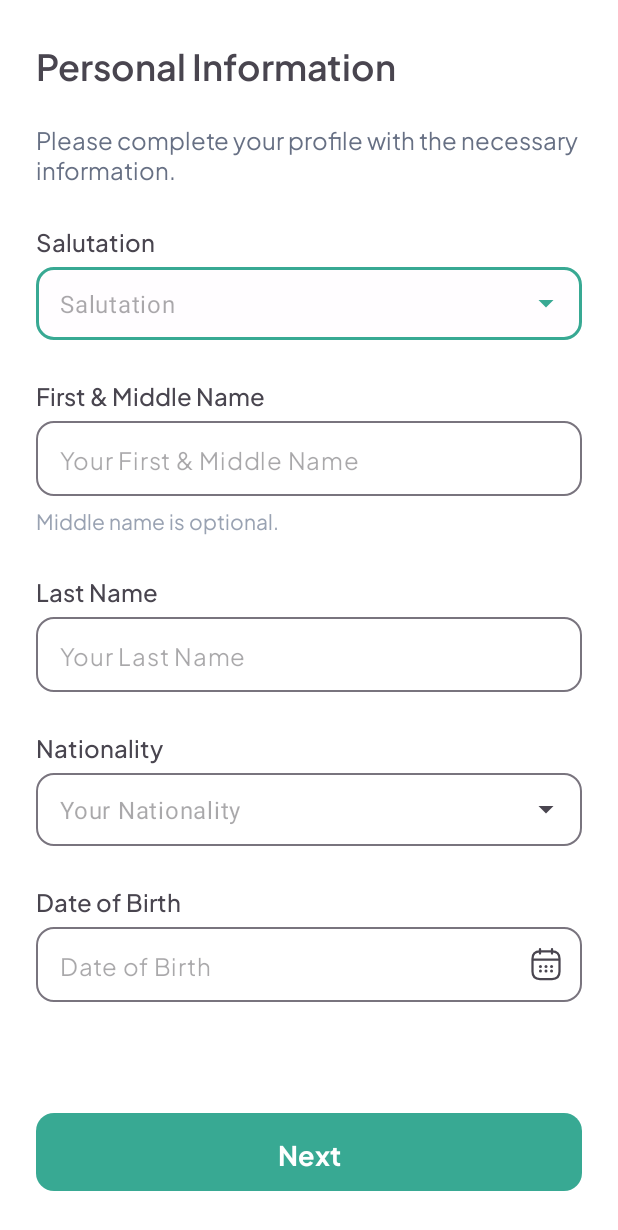
After one commit to SkyExplorer-Team/android-dev, an Android app: the fragment SignUpPersonalFragment shown on its own in the app's theme, on a phone screen of 412 x 824 dp. The commit adds this screen. Shown: the top 1230 px of the screen. Run offline under Robolectric (Android 15) with nearby library versions, the phone set to English and light mode, and no system bars.

Commit message:
signup personal information screen

```diff
--- /dev/null
+++ b/app/src/main/java/com/capstone/skyexplorer/presentation/ui/signup/SignUpPersonalFragment.kt
@@ -0,0 +1,60 @@
+package com.capstone.skyexplorer.presentation.ui.signup
+
+import android.os.Bundle
+import androidx.fragment.app.Fragment
+import android.view.LayoutInflater
+import android.view.View
+import android.view.ViewGroup
+import com.capstone.skyexplorer.R
+
+// TODO: Rename parameter arguments, choose names that match
+// the fragment initialization parameters, e.g. ARG_ITEM_NUMBER
+private const val ARG_PARAM1 = "param1"
+private const val ARG_PARAM2 = "param2"
+
+/**
+ * A simple [Fragment] subclass.
+ * Use the [SignUpPersonalFragment.newInstance] factory method to
+ * create an instance of this fragment.
+ */
+class SignUpPersonalFragment : Fragment() {
+    // TODO: Rename and change types of parameters
+    private var param1: String? = null
+    private var param2: String? = null
+
+    override fun onCreate(savedInstanceState: Bundle?) {
+        super.onCreate(savedInstanceState)
+        arguments?.let {
+            param1 = it.getString(ARG_PARAM1)
+            param2 = it.getString(ARG_PARAM2)
+        }
+    }
+
+    override fun onCreateView(
+        inflater: LayoutInflater, container: ViewGroup?,
+        savedInstanceState: Bundle?
+    ): View? {
+        // Inflate the layout for this fragment
+        return inflater.inflate(R.layout.fragment_sign_up_personal, container, false)
+    }
+
+    companion object {
+        /**
+         * Use this factory method to create a new instance of
+         * this fragment using the provided parameters.
+         *
+         * @param param1 Parameter 1.
+         * @param param2 Parameter 2.
+         * @return A new instance of fragment SignUpPersonalFragment.
+         */
+        // TODO: Rename and change types and number of parameters
+        @JvmStatic
+        fun newInstance(param1: String, param2: String) =
+            SignUpPersonalFragment().apply {
+                arguments = Bundle().apply {
+                    putString(ARG_PARAM1, param1)
+                    putString(ARG_PARAM2, param2)
+                }
+            }
+    }
+}
--- /dev/null
+++ b/app/src/main/res/drawable/ic_calendar.xml
@@ -0,0 +1,76 @@
+<vector xmlns:android="http://schemas.android.com/apk/res/android"
+    android:width="24dp"
+    android:height="24dp"
+    android:viewportWidth="24"
+    android:viewportHeight="24">
+  <path
+      android:pathData="M8,2V5"
+      android:strokeLineJoin="round"
+      android:strokeWidth="1.5"
+      android:fillColor="#00000000"
+      android:strokeColor="#111111"
+      android:strokeLineCap="round"/>
+  <path
+      android:pathData="M16,2V5"
+      android:strokeLineJoin="round"
+      android:strokeWidth="1.5"
+      android:fillColor="#00000000"
+      android:strokeColor="#111111"
+      android:strokeLineCap="round"/>
+  <path
+      android:pathData="M3.5,9.09H20.5"
+      android:strokeLineJoin="round"
+      android:strokeWidth="1.5"
+      android:fillColor="#00000000"
+      android:strokeColor="#111111"
+      android:strokeLineCap="round"/>
+  <path
+      android:pathData="M21,8.5V17C21,20 19.5,22 16,22H8C4.5,22 3,20 3,17V8.5C3,5.5 4.5,3.5 8,3.5H16C19.5,3.5 21,5.5 21,8.5Z"
+      android:strokeLineJoin="round"
+      android:strokeWidth="1.5"
+      android:fillColor="#00000000"
+      android:strokeColor="#111111"
+      android:strokeLineCap="round"/>
+  <path
+      android:pathData="M15.695,13.7H15.704"
+      android:strokeLineJoin="round"
+      android:strokeWidth="2"
+      android:fillColor="#00000000"
+      android:strokeColor="#111111"
+      android:strokeLineCap="round"/>
+  <path
+      android:pathData="M15.695,16.7H15.704"
+      android:strokeLineJoin="round"
+      android:strokeWidth="2"
+      android:fillColor="#00000000"
+      android:strokeColor="#111111"
+      android:strokeLineCap="round"/>
+  <path
+      android:pathData="M11.995,13.7H12.005"
+      android:strokeLineJoin="round"
+      android:strokeWidth="2"
+      android:fillColor="#00000000"
+      android:strokeColor="#111111"
+      android:strokeLineCap="round"/>
+  <path
+      android:pathData="M11.995,16.7H12.005"
+      android:strokeLineJoin="round"
+      android:strokeWidth="2"
+      android:fillColor="#00000000"
+      android:strokeColor="#111111"
+      android:strokeLineCap="round"/>
+  <path
+      android:pathData="M8.294,13.7H8.303"
+      android:strokeLineJoin="round"
+      android:strokeWidth="2"
+      android:fillColor="#00000000"
+      android:strokeColor="#111111"
+      android:strokeLineCap="round"/>
+  <path
+      android:pathData="M8.294,16.7H8.303"
+      android:strokeLineJoin="round"
+      android:strokeWidth="2"
+      android:fillColor="#00000000"
+      android:strokeColor="#111111"
+      android:strokeLineCap="round"/>
+</vector>
--- a/app/src/main/res/layout/fragment_sign_in.xml
+++ b/app/src/main/res/layout/fragment_sign_in.xml
@@ -65,6 +65,7 @@
             android:layout_height="wrap_content"
             android:fontFamily="@font/pjs_regular"
             android:hint="@string/enter_email"
+            android:inputType="textEmailAddress"
             android:textSize="16sp" />
 
     </com.google.android.material.textfield.TextInputLayout>
--- /dev/null
+++ b/app/src/main/res/layout/fragment_sign_up_personal.xml
@@ -0,0 +1,207 @@
+<?xml version="1.0" encoding="utf-8"?>
+<ScrollView xmlns:android="http://schemas.android.com/apk/res/android"
+    xmlns:app="http://schemas.android.com/apk/res-auto"
+    xmlns:tools="http://schemas.android.com/tools"
+    android:layout_width="match_parent"
+    android:layout_height="wrap_content"
+    android:background="@color/white"
+    tools:context=".presentation.ui.signup.SignUpPersonalFragment">
+
+    <androidx.constraintlayout.widget.ConstraintLayout
+        android:layout_width="match_parent"
+        android:layout_height="wrap_content"
+        android:padding="24dp"
+        >
+
+        <TextView
+            android:id="@+id/tvPersonalInformation"
+            android:layout_width="wrap_content"
+            android:layout_height="wrap_content"
+            android:fontFamily="@font/pjs_semibold"
+            android:text="@string/personal_information"
+            android:textSize="24sp"
+            app:layout_constraintStart_toStartOf="parent"
+            app:layout_constraintTop_toTopOf="parent" />
+
+        <TextView
+            android:id="@+id/description"
+            android:layout_width="match_parent"
+            android:layout_height="wrap_content"
+            android:layout_marginTop="20dp"
+            android:fontFamily="@font/pjs_regular"
+            android:text="@string/personal_screen_description"
+            android:textColor="@color/neutral_500"
+            android:textSize="16sp"
+            app:layout_constraintTop_toBottomOf="@id/tvPersonalInformation" />
+
+        <TextView
+            android:id="@+id/tvSalutation"
+            android:layout_width="wrap_content"
+            android:layout_height="wrap_content"
+            android:layout_marginTop="24dp"
+            android:fontFamily="@font/pjs_medium"
+            android:text="@string/salutation"
+            android:textSize="16sp"
+            app:layout_constraintStart_toStartOf="@id/tvPersonalInformation"
+            app:layout_constraintTop_toBottomOf="@id/description" />
+
+        <com.google.android.material.textfield.TextInputLayout
+            android:id="@+id/edtSalutation"
+            style="@style/TextInputDropdown"
+            android:layout_marginTop="6dp"
+            app:boxStrokeErrorColor="@color/danger_500"
+            app:hintEnabled="false"
+            app:layout_constraintStart_toStartOf="parent"
+            app:layout_constraintTop_toBottomOf="@id/tvSalutation">
+
+            <AutoCompleteTextView
+                android:id="@+id/dropdownSalutation"
+                android:layout_width="match_parent"
+                android:layout_height="wrap_content"
+                android:hint="@string/salutation"
+                android:inputType="none" />
+        </com.google.android.material.textfield.TextInputLayout>
+
+        <TextView
+            android:id="@+id/tvFirstMiddleName"
+            android:layout_width="wrap_content"
+            android:layout_height="wrap_content"
+            android:layout_marginTop="24dp"
+            android:fontFamily="@font/pjs_medium"
+            android:text="@string/firstlastname"
+            android:textSize="16sp"
+            app:layout_constraintStart_toStartOf="@id/tvPersonalInformation"
+            app:layout_constraintTop_toBottomOf="@id/edtSalutation" />
+
+        <com.google.android.material.textfield.TextInputLayout
+            android:id="@+id/edtFirstMiddleName"
+            style="@style/TextInput"
+            android:layout_marginTop="6dp"
+            app:boxStrokeErrorColor="@color/danger_500"
+            app:hintEnabled="false"
+            app:layout_constraintStart_toStartOf="parent"
+            app:layout_constraintTop_toBottomOf="@id/tvFirstMiddleName">
+
+            <com.google.android.material.textfield.TextInputEditText
+                android:id="@+id/inputFirstMiddleName"
+                android:layout_width="match_parent"
+                android:layout_height="wrap_content"
+                android:fontFamily="@font/pjs_regular"
+                android:hint="@string/enter_name"
+                android:textSize="16sp" />
+
+        </com.google.android.material.textfield.TextInputLayout>
+
+        <TextView
+            android:id="@+id/tvNameOptional"
+            android:layout_width="wrap_content"
+            android:layout_height="wrap_content"
+            android:layout_marginTop="6dp"
+            android:fontFamily="@font/pjs_regular"
+            android:text="@string/middle_name_is_optional"
+            android:textColor="@color/neutral_400"
+            android:textSize="14sp"
+            app:layout_constraintStart_toStartOf="@id/tvPersonalInformation"
+            app:layout_constraintTop_toBottomOf="@id/edtFirstMiddleName" />
+
+        <TextView
+            android:id="@+id/tvLastName"
+            android:layout_width="wrap_content"
+            android:layout_height="wrap_content"
+            android:layout_marginTop="24dp"
+            android:fontFamily="@font/pjs_medium"
+            android:text="@string/lastname"
+            android:textSize="16sp"
+            app:layout_constraintStart_toStartOf="@id/tvPersonalInformation"
+            app:layout_constraintTop_toBottomOf="@id/tvNameOptional" />
+
+        <com.google.android.material.textfield.TextInputLayout
+            android:id="@+id/edtName"
+            style="@style/TextInput"
+            android:layout_marginTop="6dp"
+            app:boxStrokeErrorColor="@color/danger_500"
+            app:hintEnabled="false"
+            app:layout_constraintStart_toStartOf="parent"
+            app:layout_constraintTop_toBottomOf="@id/tvLastName">
+
+            <com.google.android.material.textfield.TextInputEditText
+                android:id="@+id/inputName"
+                android:layout_width="match_parent"
+                android:layout_height="wrap_content"
+                android:fontFamily="@font/pjs_regular"
+                android:hint="@string/enter_lastname"
+                android:textSize="16sp" />
+
+        </com.google.android.material.textfield.TextInputLayout>
+
+        <TextView
+            android:id="@+id/tvNationality"
+            android:layout_width="wrap_content"
+            android:layout_height="wrap_content"
+            android:layout_marginTop="24dp"
+            android:fontFamily="@font/pjs_medium"
+            android:text="@string/nationality"
+            android:textSize="16sp"
+            app:layout_constraintStart_toStartOf="@id/tvPersonalInformation"
+            app:layout_constraintTop_toBottomOf="@id/edtName" />
+
+        <com.google.android.material.textfield.TextInputLayout
+            android:id="@+id/edtNationality"
+            style="@style/TextInputDropdown"
+            android:layout_marginTop="6dp"
+            app:boxStrokeErrorColor="@color/danger_500"
+            app:hintEnabled="false"
+            app:layout_constraintStart_toStartOf="parent"
+            app:layout_constraintTop_toBottomOf="@id/tvNationality">
+
+            <AutoCompleteTextView
+                android:id="@+id/dropdownNationality"
+                android:layout_width="match_parent"
+                android:layout_height="wrap_content"
+                android:hint="@string/your_nationality"
+                android:inputType="none" />
+        </com.google.android.material.textfield.TextInputLayout>
+
+        <TextView
+            android:id="@+id/tvDOB"
+            android:layout_width="wrap_content"
+            android:layout_height="wrap_content"
+            android:layout_marginTop="24dp"
+            android:fontFamily="@font/pjs_medium"
+            android:text="@string/dateofbirth"
+            android:textSize="16sp"
+            app:layout_constraintStart_toStartOf="@id/tvPersonalInformation"
+            app:layout_constraintTop_toBottomOf="@id/edtNationality" />
+
+        <com.google.android.material.textfield.TextInputLayout
+            android:id="@+id/edtDOB"
+            style="@style/TextInput"
+            android:layout_marginTop="6dp"
+            app:boxStrokeErrorColor="@color/danger_500"
+            app:endIconDrawable="@drawable/ic_calendar"
+            app:endIconMode="custom"
+            app:hintEnabled="false"
+            app:layout_constraintStart_toStartOf="parent"
+            app:layout_constraintTop_toBottomOf="@id/tvDOB">
+
+            <com.google.android.material.textfield.TextInputEditText
+                android:id="@+id/inputDOB"
+                android:layout_width="match_parent"
+                android:layout_height="wrap_content"
+                android:fontFamily="@font/pjs_regular"
+                android:hint="@string/dateofbirth"
+                android:textSize="16sp" />
+
+        </com.google.android.material.textfield.TextInputLayout>
+
+        <com.google.android.material.button.MaterialButton
+            android:id="@+id/btnSignIn"
+            style="@style/ButtonStyle"
+            android:text="@string/next"
+            android:layout_marginTop="70dp"
+            app:layout_constraintTop_toBottomOf="@id/edtDOB"
+            app:layout_constraintBottom_toBottomOf="parent"
+            app:layout_constraintStart_toStartOf="@id/tvPersonalInformation" />
+
+    </androidx.constraintlayout.widget.ConstraintLayout>
+</ScrollView>
--- a/app/src/main/res/values/strings.xml
+++ b/app/src/main/res/values/strings.xml
@@ -11,4 +11,16 @@
     <string name="sign_up">Sign Up</string>
     <!-- TODO: Remove or change this placeholder text -->
     <string name="hello_blank_fragment">Hello blank fragment</string>
+    <string name="personal_information">Personal Information</string>
+    <string name="personal_screen_description">Please complete your profile with the necessary information.</string>
+    <string name="salutation">Salutation</string>
+    <string name="firstlastname">First &amp; Middle Name</string>
+    <string name="enter_name"><![CDATA[Your First & Middle Name]]></string>
+    <string name="middle_name_is_optional">Middle name is optional.</string>
+    <string name="enter_lastname">Your Last Name</string>
+    <string name="lastname">Last Name</string>
+    <string name="nationality">Nationality</string>
+    <string name="your_nationality">Your Nationality</string>
+    <string name="dateofbirth">Date of Birth</string>
+    <string name="next">Next</string>
 </resources>
--- a/app/src/main/res/values/styles.xml
+++ b/app/src/main/res/values/styles.xml
@@ -7,6 +7,16 @@
     </style>
 
     <style name="TextInput" parent="Widget.Material3.TextInputLayout.OutlinedBox.Dense">
+        <item name="android:layout_width">match_parent</item>
+        <item name="android:layout_height">wrap_content</item>
+        <item name="boxCornerRadiusBottomEnd">12dp</item>
+        <item name="boxCornerRadiusBottomStart">12dp</item>
+        <item name="boxCornerRadiusTopEnd">12dp</item>
+        <item name="boxCornerRadiusTopStart">12dp</item>
+        <item name="boxStrokeWidth">1dp</item>
+    </style>
+
+    <style name="TextInputDropdown" parent="Widget.Material3.TextInputLayout.OutlinedBox.Dense.ExposedDropdownMenu">
         <item name="android:layout_width">match_parent</item>
         <item name="android:layout_height">wrap_content</item>
         <item name="boxCornerRadiusBottomEnd">12dp</item>
```
